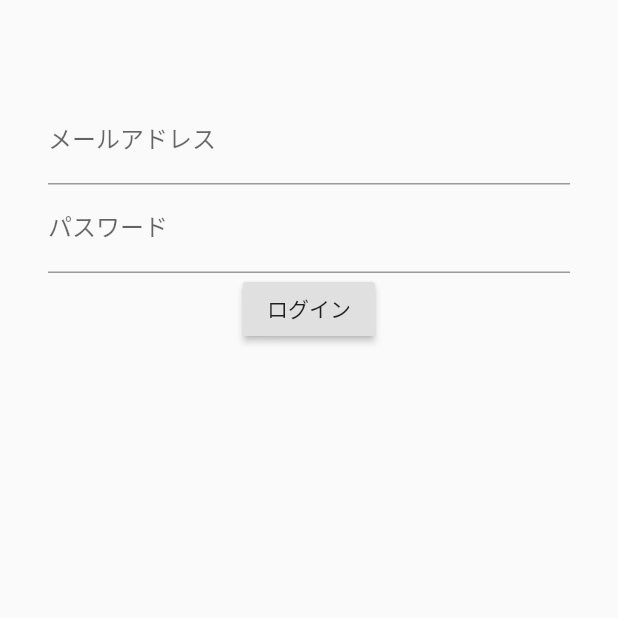
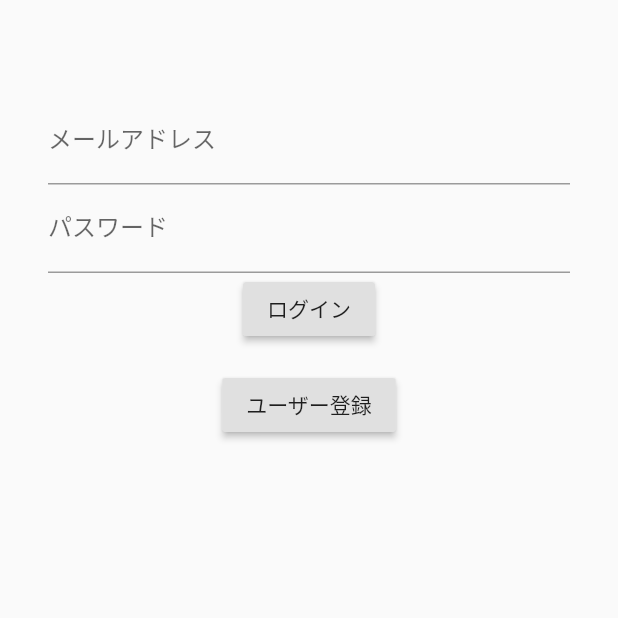
Before and after one commit to startup-technology/diet_recipe_flutter, a Flutter app: the screen it shows after launch, after a tap on "ログイン", on a phone screen of 412 x 824 dp, the top half of it. Run offline on Flutter 3.47's test engine with Material 2 defaults, Android fonts, the phone set to English and light mode, and no system bars; our stand-ins replace firebase_auth, flutter_calendar_carousel, fluttertoast, share; accounts and stored records are empty.

```diff
--- a/lib/pages/entry_user.dart
+++ b/lib/pages/entry_user.dart
@@ -1,5 +1,5 @@
+import 'package:firebase_auth/firebase_auth.dart';
 import 'package:flutter/material.dart';
-import 'package:firebase_auth/firebase_auth.dart';
 
 class EntryUserPage extends StatefulWidget {
   @override
--- a/lib/pages/login.dart
+++ b/lib/pages/login.dart
@@ -1,5 +1,5 @@
+import 'package:firebase_auth/firebase_auth.dart';
 import 'package:flutter/material.dart';
-import 'package:firebase_auth/firebase_auth.dart';
 
 class LoginPage extends StatefulWidget {
   @override
@@ -68,6 +68,12 @@ class _LoginPageState extends State<LoginPage> {
                 child: Text("ログイン"),
               ),
               Text(infoText),
+              RaisedButton(
+                child: Text('ユーザー登録'),
+                onPressed: () {
+                  Navigator.pushNamed(context, '/entry_user');
+                },
+              ),
             ],
           ),
         ),
```
